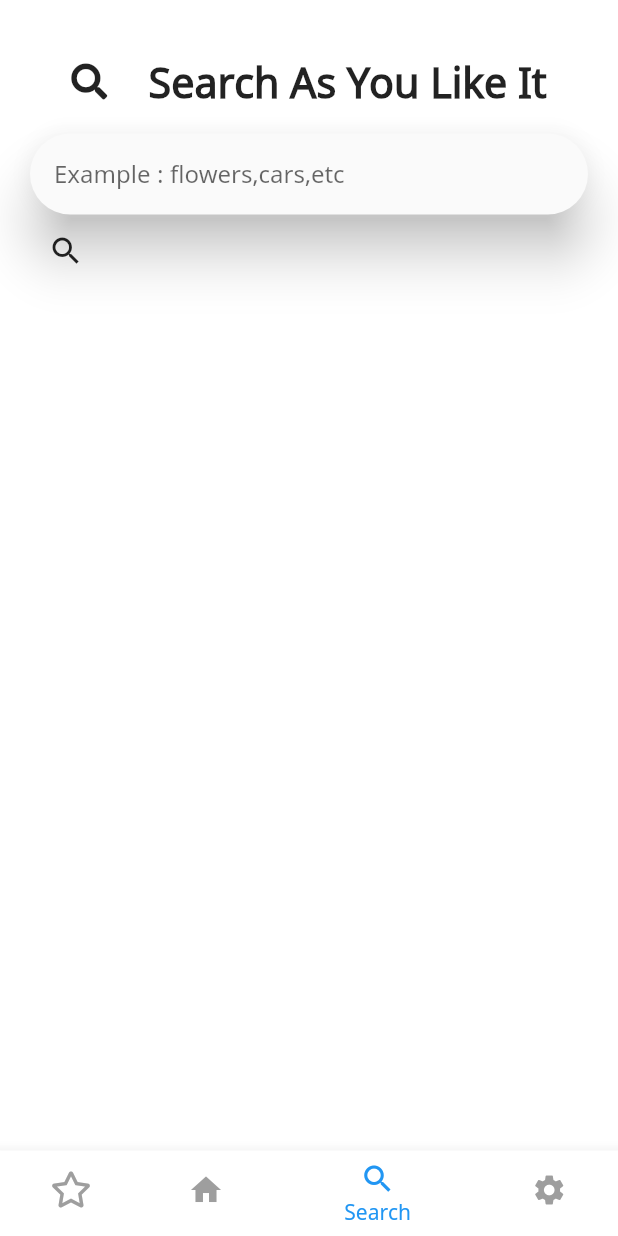
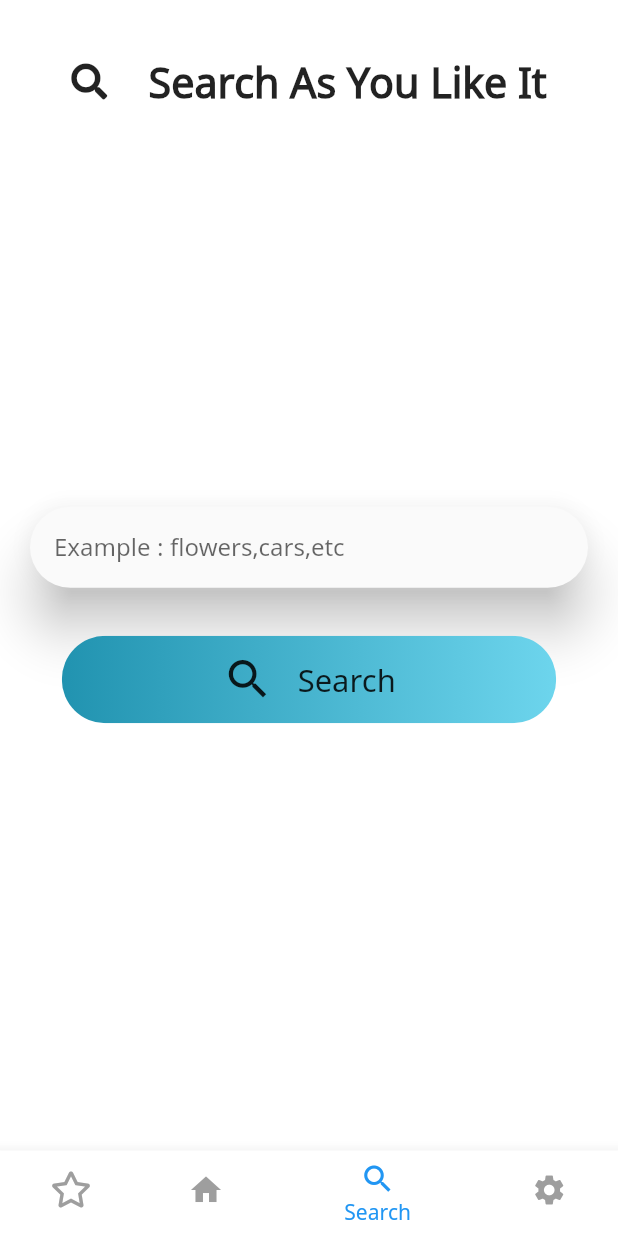
Before and after one commit to Soumyadeep21/Pixels-Wallpaper-App, a Flutter app: the screen it shows after launch, item 3 of the bottom bar chosen, on a phone screen of 412 x 824 dp. Run offline on Flutter 3.47's test engine with Material 2 defaults, Android fonts, the phone set to English and light mode, and no system bars; our stand-ins replace cached_network_image, dio, flutter_spinkit, fluttertoast, font_awesome_flutter, permission_handler and 2 more; missing offline and left inert: downloads_path_provider, rate_my_app; network calls fail.

Commit message:
search function implemented

```diff
--- a/lib/screens/search_page.dart
+++ b/lib/screens/search_page.dart
@@ -1,5 +1,9 @@
 import 'package:flutter/material.dart';
 import 'package:font_awesome_flutter/font_awesome_flutter.dart';
+import 'package:provider/provider.dart';
+import 'package:wallpaper_app/config/search_page_config.dart';
+import 'package:wallpaper_app/screens/full_search_page.dart';
+import 'package:wallpaper_app/universal/search_button.dart';
 import 'package:wallpaper_app/universal/search_text_field.dart';
 
 class SearchPage extends StatefulWidget {
@@ -7,15 +11,17 @@ class SearchPage extends StatefulWidget {
   _SearchPageState createState() => _SearchPageState();
 }
 
-class _SearchPageState extends State<SearchPage> {
+class _SearchPageState extends State<SearchPage>
+    with AutomaticKeepAliveClientMixin {
   final TextEditingController controller = TextEditingController();
 
   @override
   Widget build(BuildContext context) {
+    super.build(context);
     return Padding(
       padding: const EdgeInsets.all(20.0),
       child: Column(
-        crossAxisAlignment: CrossAxisAlignment.start,
+        crossAxisAlignment: CrossAxisAlignment.center,
         children: <Widget>[
           Divider(
             color: Colors.transparent,
@@ -32,17 +38,24 @@ class _SearchPageState extends State<SearchPage> {
               ),
             ],
           ),
+          Spacer(),
+          Hero(
+            tag: 'search',
+            child: SearchTextField(
+              controller: controller,
+              onSubmitted: searchForWallpapers,
+            ),
+          ),
           Divider(
             color: Colors.transparent,
           ),
-          SearchTextField(
-            controller: controller,
-            onSubmitted: searchForWallpapers,
+          Divider(
+            color: Colors.transparent,
           ),
-          IconButton(
-            icon: Icon(Icons.search),
+          SearchButton(
             onPressed: () => searchForWallpapers(controller.text),
-          )
+          ),
+          Spacer()
         ],
       ),
     );
@@ -51,5 +64,18 @@ class _SearchPageState extends State<SearchPage> {
   void searchForWallpapers(String query) {
     print('Hello');
     print(query);
+    Navigator.of(context).push(
+      MaterialPageRoute(
+        builder: (_) => ChangeNotifierProvider<SearchPageConfig>(
+          builder: (_) => SearchPageConfig(),
+          child: FullSearchPage(
+            controller: controller,
+          ),
+        ),
+      ),
+    );
   }
+
+  @override
+  bool get wantKeepAlive => true;
 }
```
